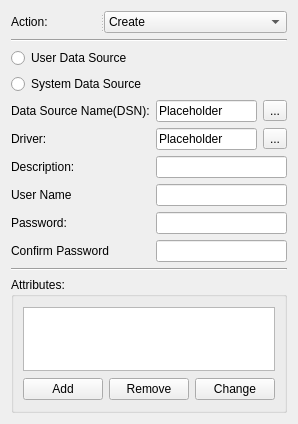
Before: the Qt Designer form src/apps/mvvm-folders/datasource/datasourcewidget.ui in august-alt/policy-preferences-editor-prototype, drawn with Qt 5.
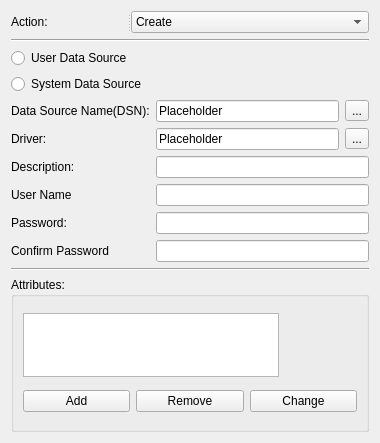
After: the same form once the commit is applied.

Commit message: chore: change size of 'data source' widget

```diff
--- a/src/apps/mvvm-folders/datasource/datasourcewidget.ui
+++ b/src/apps/mvvm-folders/datasource/datasourcewidget.ui
@@ -6,8 +6,8 @@
    <rect>
     <x>0</x>
     <y>0</y>
-    <width>294</width>
-    <height>424</height>
+    <width>380</width>
+    <height>443</height>
    </rect>
   </property>
   <property name="windowTitle">
```
